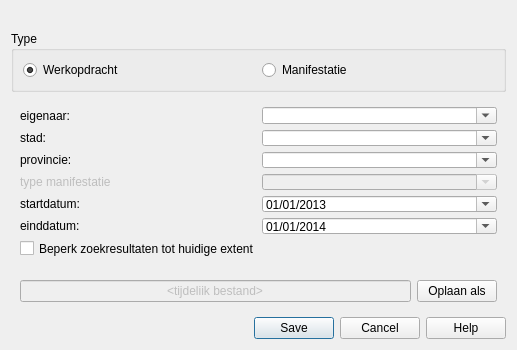
Before: the Qt Designer form ui_geopunt4QgisGIPOD.ui in warrieka/geopunt4Qgis, drawn with Qt 5.
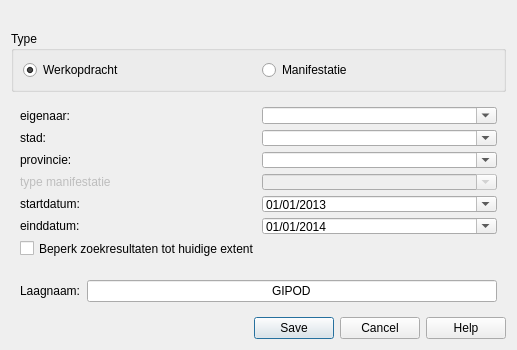
After: the same form once the commit is applied. Icons and pictures are not drawn.

Commit message: finished gipod

```diff
--- a/ui_geopunt4QgisGIPOD.ui
+++ b/ui_geopunt4QgisGIPOD.ui
@@ -281,12 +281,19 @@
     <widget class="QWidget" name="outputWgt" native="true">
      <layout class="QHBoxLayout" name="horizontalLayout_2">
       <item>
-       <widget class="QLineEdit" name="outputFile">
+       <widget class="QLabel" name="laagNaamLbl">
+        <property name="text">
+         <string>Laagnaam:</string>
+        </property>
+       </widget>
+      </item>
+      <item>
+       <widget class="QLineEdit" name="lyrName">
         <property name="enabled">
-         <bool>false</bool>
+         <bool>true</bool>
         </property>
         <property name="text">
-         <string>&lt;tijdeliik bestand&gt;</string>
+         <string notr="true">GIPOD</string>
         </property>
         <property name="alignment">
          <set>Qt::AlignCenter</set>
@@ -296,13 +303,6 @@
         </property>
        </widget>
       </item>
-      <item>
-       <widget class="QPushButton" name="openFileBtn">
-        <property name="text">
-         <string>Oplaan als</string>
-        </property>
-       </widget>
-      </item>
      </layout>
     </widget>
    </item>
```
The commit also changes 15 other files.
